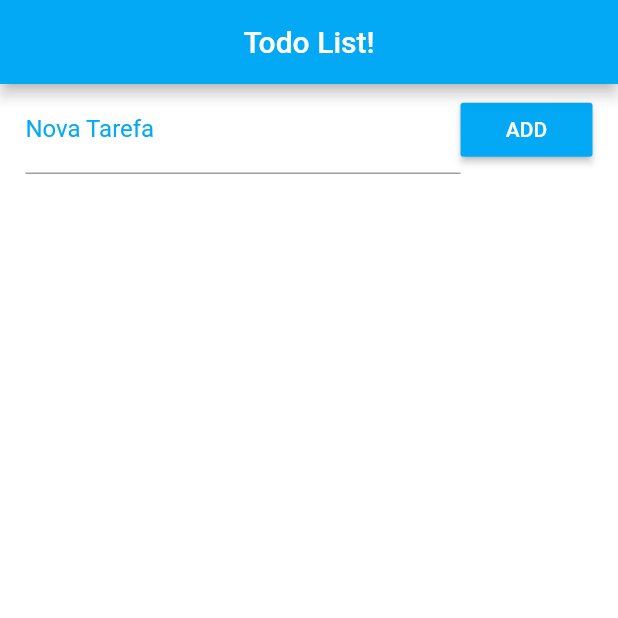
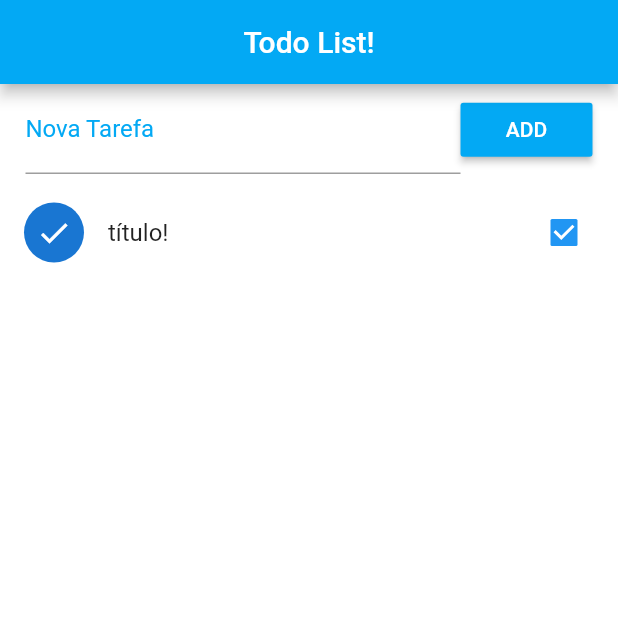
Before and after one commit to edumoreira1506/todo-list-flutter, a Flutter app: the screen it shows after launch, on a phone screen of 412 x 824 dp, the top half of it. Run offline on Flutter 3.47's test engine with Material 2 defaults, Android fonts, the phone set to English and light mode, and no system bars.

Commit message:
Add todo list

```diff
--- /dev/null
+++ b/lib/src/model/dto/todo.dart
@@ -0,0 +1,9 @@
+class TodoDTO {
+  final String title;
+  final bool checked;
+
+  TodoDTO({
+    this.title,
+    this.checked
+  });
+}
--- a/lib/src/screens/home.dart
+++ b/lib/src/screens/home.dart
@@ -1,7 +1,9 @@
 import 'package:flutter/material.dart';
 import 'package:flutter/widgets.dart';
+import 'package:todo_list/src/model/dto/todo.dart';
 import 'package:todo_list/src/widgets/form.dart';
 import 'package:todo_list/src/widgets/header.dart';
+import 'package:todo_list/src/widgets/todos.dart';
 
 class Home extends StatefulWidget {
   @override
@@ -9,7 +11,7 @@ class Home extends StatefulWidget {
 }
 
 class _HomeState extends State<Home> {
-  List _toDoList = [];
+  List<TodoDTO> _toDoList = [ TodoDTO(title: 'título!', checked: true) ];
 
   @override
   Widget build(BuildContext context) {
@@ -18,7 +20,8 @@ class _HomeState extends State<Home> {
       backgroundColor: Colors.white,
       body: Column(
         children: <Widget>[
-          FormTodo()
+          FormTodo(),
+          Todos(this._toDoList)
         ]
       )
     );
--- /dev/null
+++ b/lib/src/widgets/todo.dart
@@ -0,0 +1,23 @@
+import 'package:flutter/material.dart';
+import 'package:flutter/widgets.dart';
+
+class Todo extends StatelessWidget{
+  final String title;
+  final bool checked;
+
+  Todo(this.title, this.checked);
+
+  @override
+  Widget build(BuildContext context) {
+    return CheckboxListTile(
+      title: Text(this.title),
+      value: this.checked,
+      secondary: CircleAvatar(
+        child: Icon(
+          this.checked ? Icons.check : Icons.error
+        )
+      ),
+      onChanged: (newValue) { },
+    );
+  }
+}
--- /dev/null
+++ b/lib/src/widgets/todos.dart
@@ -0,0 +1,24 @@
+import 'package:flutter/material.dart';
+import 'package:flutter/widgets.dart';
+import 'package:todo_list/src/model/dto/todo.dart';
+import 'package:todo_list/src/widgets/todo.dart';
+
+class Todos extends StatelessWidget{
+  final List<TodoDTO> items;
+
+  Todos(this.items);
+
+  @override
+  Widget build(BuildContext context) {
+    return Expanded(
+      child: ListView.builder(
+        itemBuilder: (context, index) => Todo(
+          items[index].title,
+          items[index].checked
+        ),
+        padding: EdgeInsets.only(top: 10),
+        itemCount: this.items.length,
+      )
+    );
+  }
+}
```
